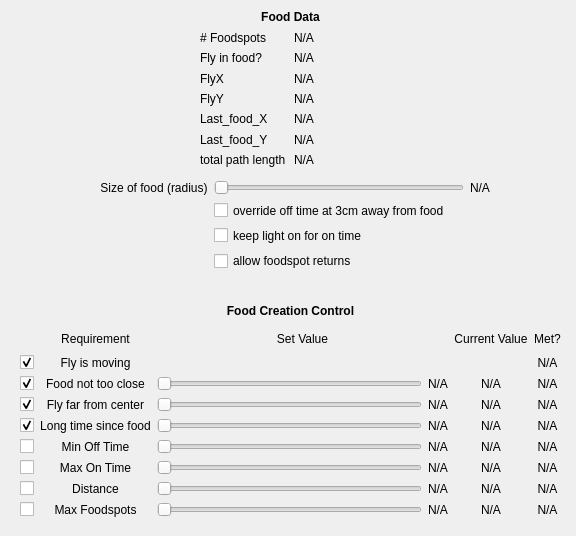
Qt form qt/foraging.ui (ClandininLab/flyvr) before a commit.
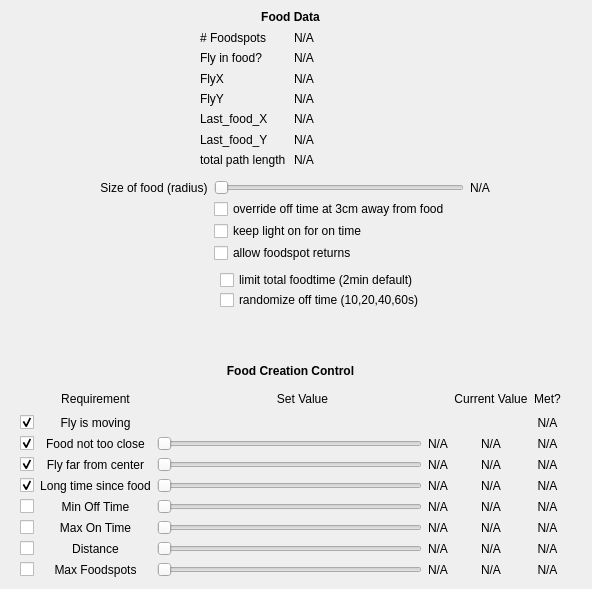
The same form after that commit.

```diff
--- a/qt/foraging.ui
+++ b/qt/foraging.ui
@@ -9,8 +9,8 @@
    <rect>
     <x>0</x>
     <y>0</y>
-    <width>576</width>
-    <height>536</height>
+    <width>592</width>
+    <height>589</height>
    </rect>
   </property>
   <property name="font">
@@ -148,7 +148,7 @@
    <property name="geometry">
     <rect>
      <x>20</x>
-     <y>300</y>
+     <y>360</y>
      <width>541</width>
      <height>217</height>
     </rect>
@@ -644,7 +644,7 @@
      <x>100</x>
      <y>180</y>
      <width>390</width>
-     <height>91</height>
+     <height>81</height>
     </rect>
    </property>
    <layout class="QGridLayout" name="gridLayout_3">
@@ -698,6 +698,32 @@
     </item>
    </layout>
   </widget>
+  <widget class="QCheckBox" name="max_total_food_time_checkbox">
+   <property name="geometry">
+    <rect>
+     <x>220</x>
+     <y>270</y>
+     <width>247</width>
+     <height>20</height>
+    </rect>
+   </property>
+   <property name="text">
+    <string>limit total foodtime (2min default)</string>
+   </property>
+  </widget>
+  <widget class="QCheckBox" name="randomize_off_time_checkbox">
+   <property name="geometry">
+    <rect>
+     <x>220</x>
+     <y>290</y>
+     <width>247</width>
+     <height>20</height>
+    </rect>
+   </property>
+   <property name="text">
+    <string>randomize off time (10,20,40,60s)</string>
+   </property>
+  </widget>
  </widget>
  <resources/>
  <connections/>
```
